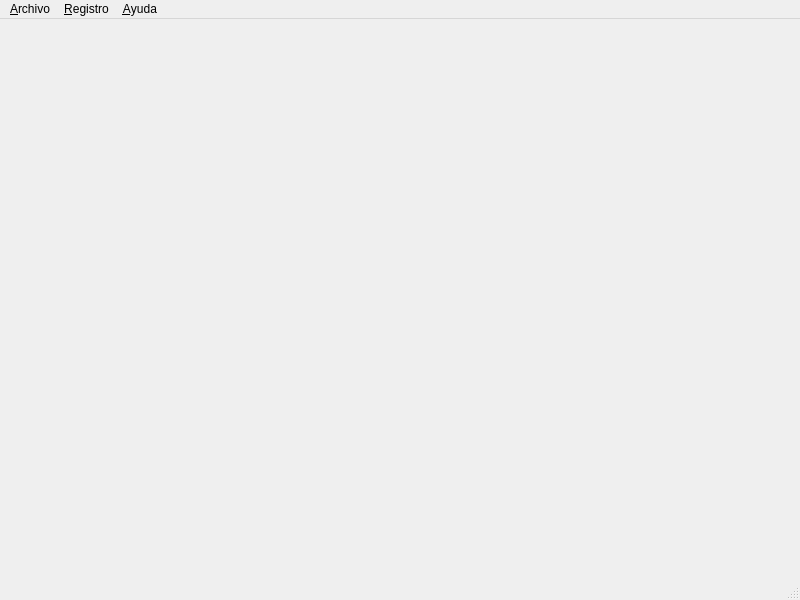
hostelix/personal-IO, file plantillas_interfaces/interfaz_pantalla_principal.ui: the form before one commit.
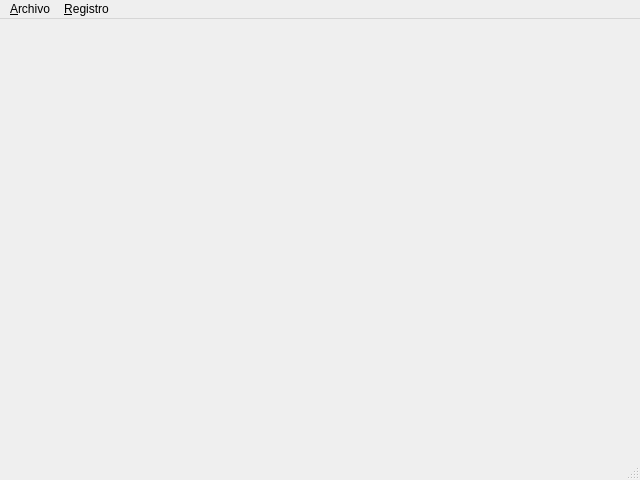
The form after the commit.

Commit message: [MOD] modificaciones en las plantillas de interfaces

What changed in the file:
```diff
--- a/plantillas_interfaces/interfaz_pantalla_principal.ui
+++ b/plantillas_interfaces/interfaz_pantalla_principal.ui
@@ -6,8 +6,8 @@
    <rect>
     <x>0</x>
     <y>0</y>
-    <width>800</width>
-    <height>600</height>
+    <width>640</width>
+    <height>480</height>
    </rect>
   </property>
   <property name="windowTitle">
@@ -19,11 +19,11 @@
     <rect>
      <x>0</x>
      <y>0</y>
-     <width>800</width>
+     <width>640</width>
      <height>23</height>
     </rect>
    </property>
-   <widget class="QMenu" name="menu_archivo">
+   <widget class="QMenu" name="menu_salir">
     <property name="title">
      <string>&amp;Archivo</string>
     </property>
@@ -37,15 +37,8 @@
     <addaction name="action_registrar_obreros"/>
     <addaction name="action_registrar_administrador"/>
    </widget>
-   <widget class="QMenu" name="menu_ayuda">
-    <property name="title">
-     <string>&amp;Ayuda</string>
-    </property>
-    <addaction name="action_Ayuda"/>
-   </widget>
-   <addaction name="menu_archivo"/>
+   <addaction name="menu_salir"/>
    <addaction name="menu_registro"/>
-   <addaction name="menu_ayuda"/>
   </widget>
   <widget class="QStatusBar" name="statusbar"/>
   <action name="action_salir">
```
Left out of the diff: 27 changed lines with no effect on the pictures. The commit also changes 1 other file.
